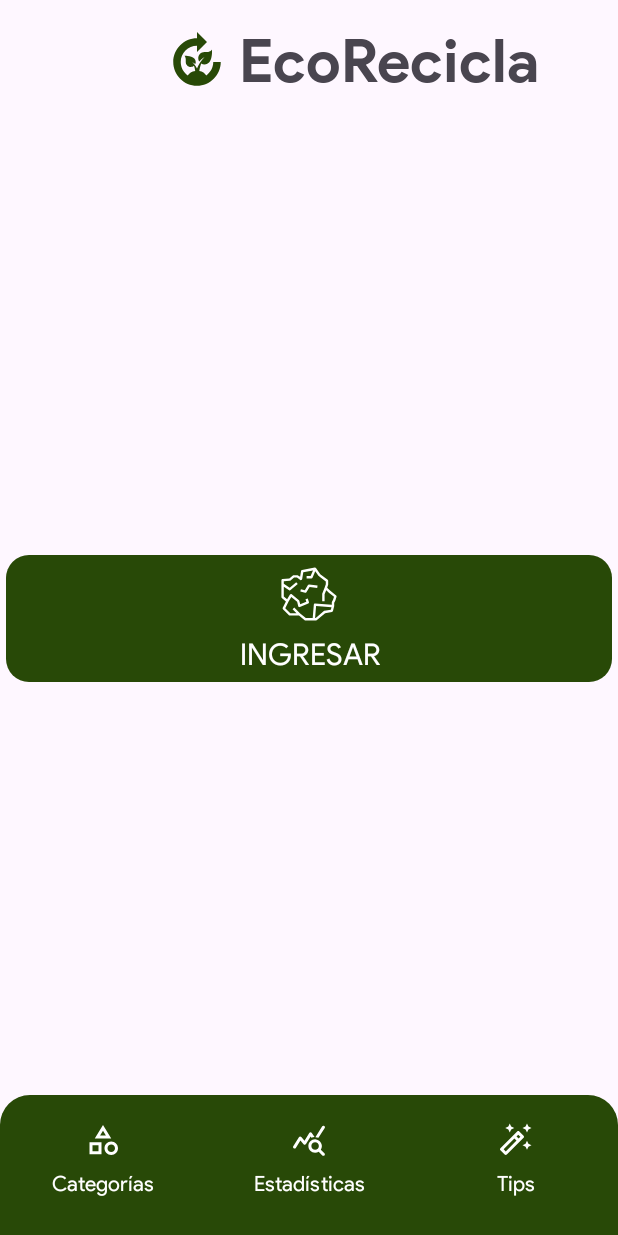
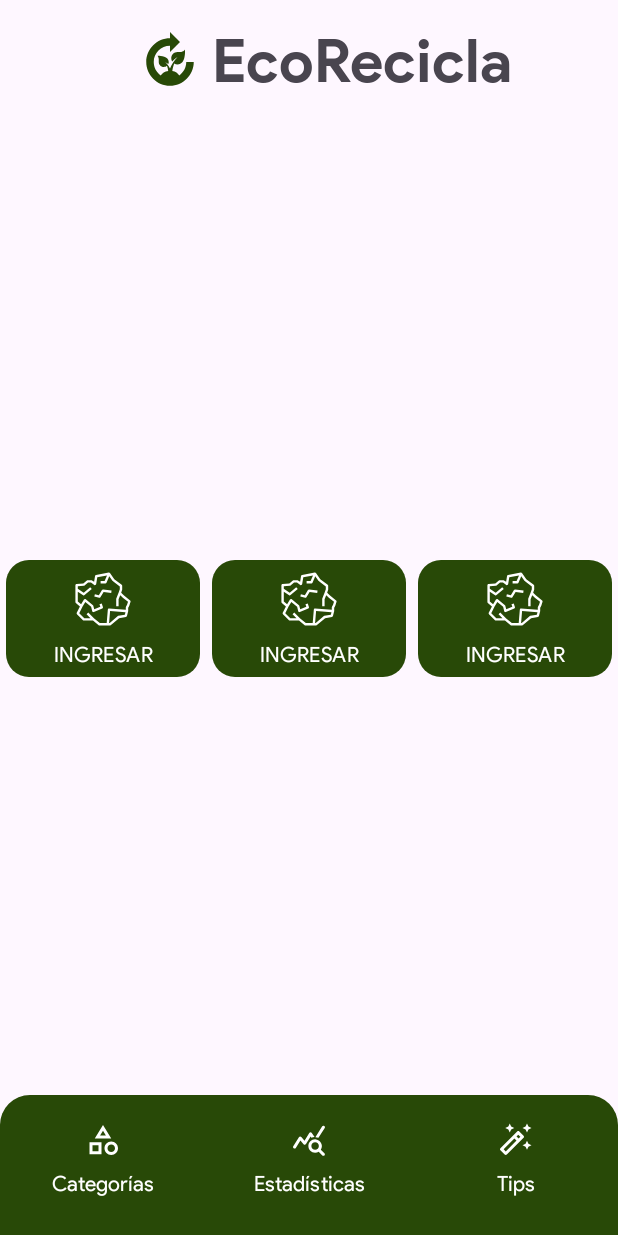
Before and after one commit to AndresFDev/EcoRecicla, an Android app: the screen it shows after launch (MainActivity), on a phone screen of 412 x 824 dp. Run offline under Robolectric (Android 15) with nearby library versions, the light colour scheme and no system bars.

Commit message:
second update

```diff
--- a/app/src/main/res/layout/activity_main.xml
+++ b/app/src/main/res/layout/activity_main.xml
@@ -21,16 +21,44 @@
         app:layout_constraintStart_toStartOf="parent"
         app:layout_constraintTop_toTopOf="parent" />
 
-    <com.google.android.material.button.MaterialButton
-        style="@style/ButtonCategoriesStyle"
+    <GridLayout
         android:layout_width="match_parent"
         android:layout_height="wrap_content"
-        app:icon="@drawable/ic_paper"
-        android:text="Ingresar"
+        android:columnCount="3"
+        android:rowCount="3"
         app:layout_constraintBottom_toBottomOf="parent"
         app:layout_constraintEnd_toEndOf="parent"
         app:layout_constraintStart_toStartOf="parent"
-        app:layout_constraintTop_toTopOf="parent" />
+        app:layout_constraintTop_toTopOf="parent">
+
+        <com.google.android.material.button.MaterialButton
+            style="@style/ButtonCategoriesStyle"
+            android:layout_width="wrap_content"
+            android:layout_height="wrap_content"
+            android:layout_row="0"
+            android:layout_column="0"
+            android:text="Ingresar"
+            app:icon="@drawable/ic_paper"/>
+
+        <com.google.android.material.button.MaterialButton
+            style="@style/ButtonCategoriesStyle"
+            android:layout_width="wrap_content"
+            android:layout_height="wrap_content"
+            android:layout_row="0"
+            android:layout_column="1"
+            android:text="Ingresar"
+            app:icon="@drawable/ic_paper"/>
+
+        <com.google.android.material.button.MaterialButton
+            style="@style/ButtonCategoriesStyle"
+            android:layout_width="wrap_content"
+            android:layout_height="wrap_content"
+            android:layout_row="0"
+            android:layout_column="2"
+            android:text="Ingresar"
+            app:icon="@drawable/ic_paper" />
+
+    </GridLayout>
 
     <include
         layout="@layout/nav_menu"
--- a/app/src/main/res/layout/app_logo.xml
+++ b/app/src/main/res/layout/app_logo.xml
@@ -12,7 +12,7 @@
         android:src="@drawable/ic_app"
         app:layout_constraintBottom_toBottomOf="parent"
         app:layout_constraintEnd_toEndOf="parent"
-        app:layout_constraintHorizontal_bias="0.3"
+        app:layout_constraintHorizontal_bias="0.25"
         app:layout_constraintStart_toStartOf="parent"
         app:layout_constraintTop_toTopOf="parent"
         app:tint="@color/colorPrimary" />
--- a/app/src/main/res/values/themes.xml
+++ b/app/src/main/res/values/themes.xml
@@ -35,7 +35,6 @@
     </style>
 
     <style name="ButtonCategoriesStyle" parent="Widget.Material3.Button">
-        <item name="android:textSize">20sp</item>
         <item name="textAllCaps">true</item>
         <item name="fontFamily">@font/product_sans_regular</item>
         <item name="cornerRadius">15dp</item>
```
